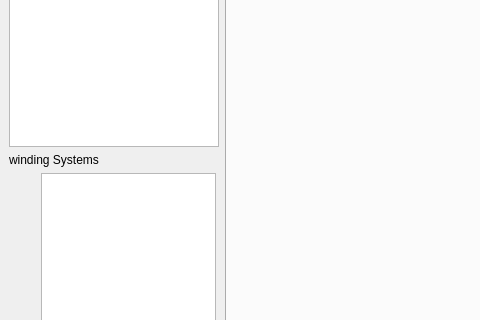
Old version of the form swat_em/ui/MainWindow.ui in the repository mjfwest/swat-em; both pictures show x 0 to 480 and y 285 to 605 of the 945 by 756 pixel window.
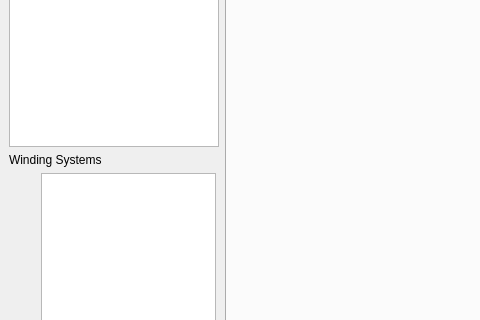
New version of the form. Icons and pictures are not drawn.

The edit to the form file:
```diff
--- a/swat_em/ui/MainWindow.ui
+++ b/swat_em/ui/MainWindow.ui
@@ -480,7 +480,7 @@
          </sizepolicy>
         </property>
         <property name="text">
-         <string>winding Systems</string>
+         <string>Winding Systems</string>
         </property>
        </widget>
       </item>
```
